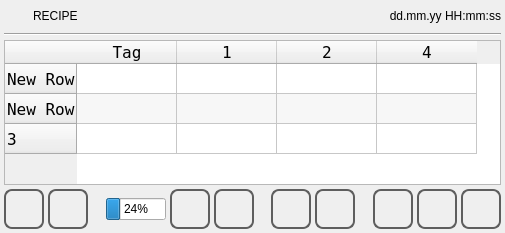
This is qt_library/ATCMrecipe/recipe.ui in MECTsrl/mect_plugins as Qt 5 draws it before an edit. The edited form follows.
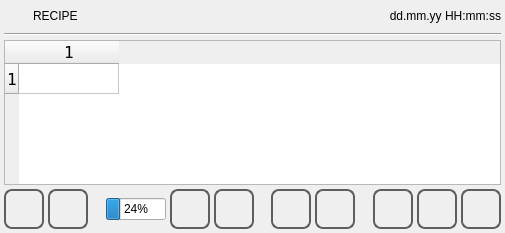
This is the edited form. Icons and pictures are not drawn.

```diff
--- a/qt_library/ATCMrecipe/recipe.ui
+++ b/qt_library/ATCMrecipe/recipe.ui
@@ -157,40 +157,15 @@
       <bool>true</bool>
      </property>
      <property name="rowCount">
-      <number>3</number>
+      <number>1</number>
      </property>
      <property name="columnCount">
-      <number>4</number>
+      <number>1</number>
      </property>
      <attribute name="horizontalHeaderVisible">
       <bool>true</bool>
      </attribute>
-     <row>
-      <property name="text">
-       <string>New Row</string>
-      </property>
-     </row>
-     <row>
-      <property name="text">
-       <string>New Row</string>
-      </property>
-     </row>
      <row/>
-     <column>
-      <property name="text">
-       <string>Tag</string>
-      </property>
-     </column>
-     <column>
-      <property name="text">
-       <string>1</string>
-      </property>
-     </column>
-     <column>
-      <property name="text">
-       <string>2</string>
-      </property>
-     </column>
      <column/>
     </widget>
    </item>
```
